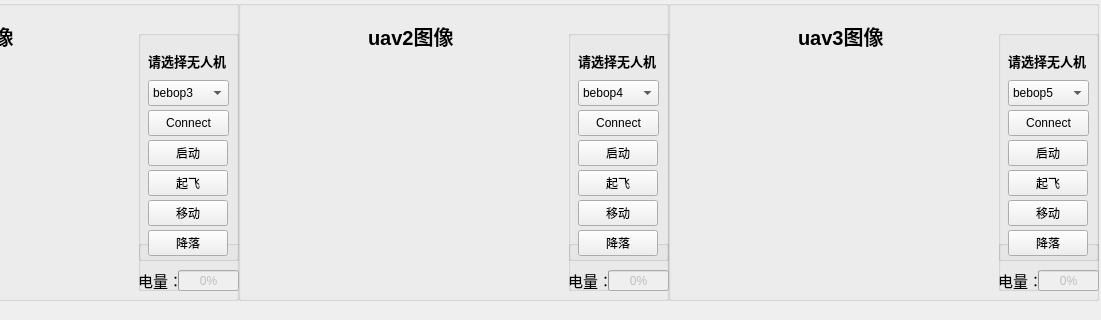
Above: ui/main_window.ui from EasyLuck/VideoStitching before the change; both pictures show x 212 to 1313 and y 0 to 320 of the 1313 by 836 pixel window. Below: the same form after it.
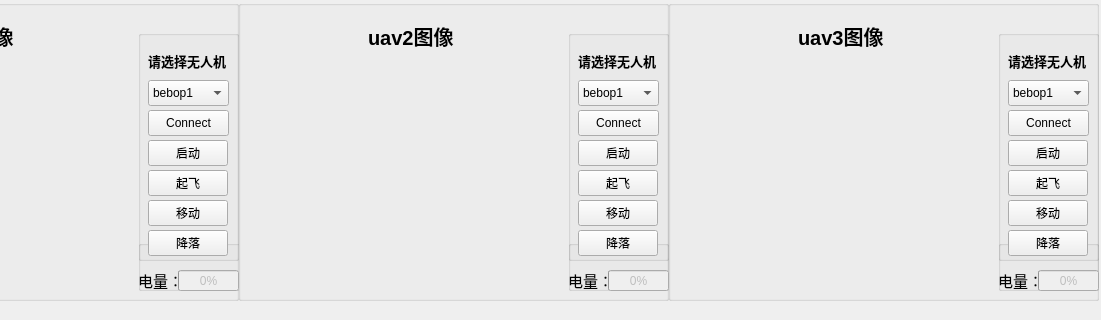
That is the form after the change. Icons and pictures are not drawn.

The edit to the form file:
```diff
--- a/ui/main_window.ui
+++ b/ui/main_window.ui
@@ -238,7 +238,7 @@
        </rect>
       </property>
       <property name="currentIndex">
-       <number>2</number>
+       <number>0</number>
       </property>
       <item>
        <property name="text">
@@ -440,7 +440,7 @@
        </rect>
       </property>
       <property name="currentIndex">
-       <number>3</number>
+       <number>0</number>
       </property>
       <item>
        <property name="text">
@@ -779,7 +779,7 @@
        </rect>
       </property>
       <property name="currentIndex">
-       <number>4</number>
+       <number>0</number>
       </property>
       <item>
        <property name="text">
```
Left out of the diff: 15 changed lines with no effect on the pictures.
